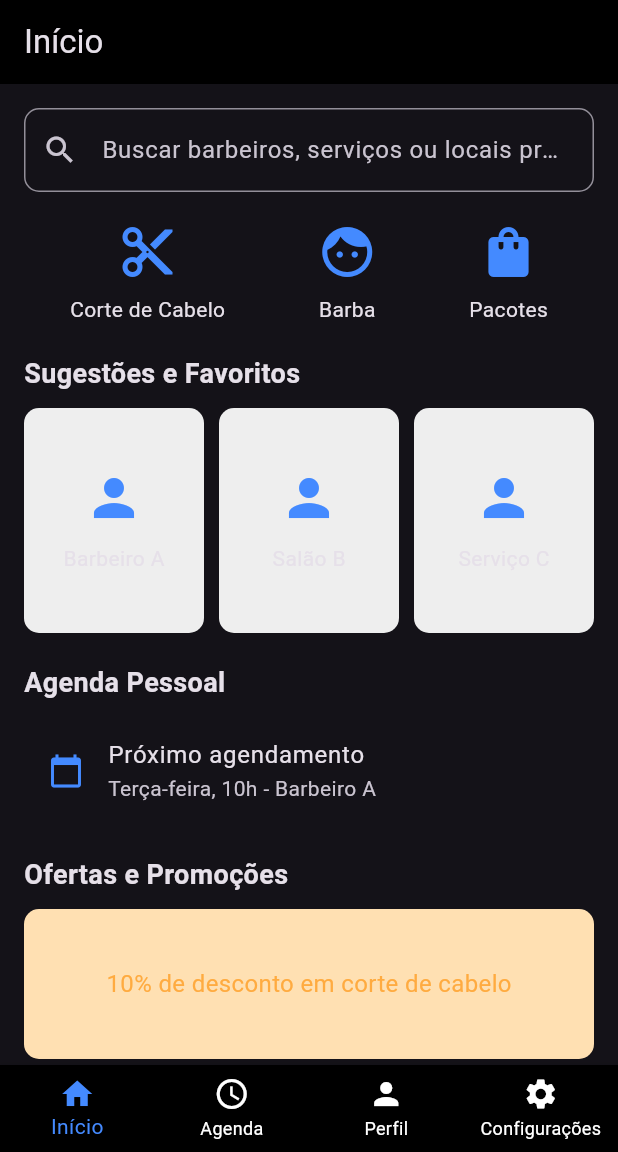
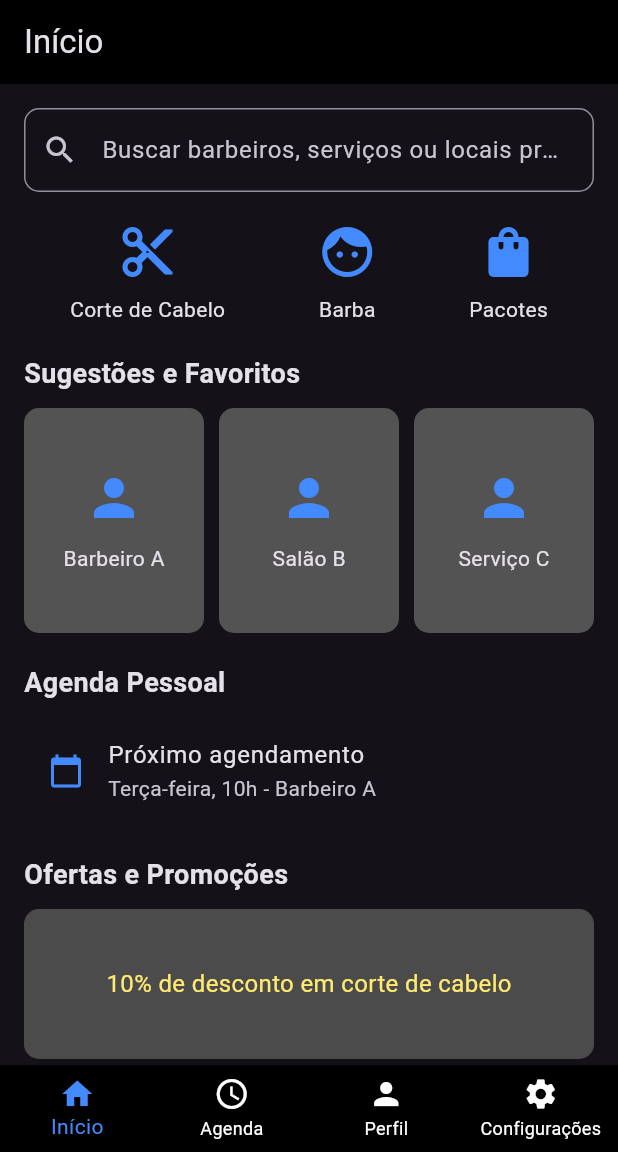
Before and after one commit to devgabe1/hairsector, a Flutter app: the screen it shows after launch, on a phone screen of 412 x 824 dp, the part 84-1236 px from its top. Run offline on Flutter 3.47's test engine with Material 3 defaults, Android fonts, the phone set to English and light mode, and no system bars.

Commit message:
Change color

```diff
--- a/hairsector/lib/pages/home_page.dart
+++ b/hairsector/lib/pages/home_page.dart
@@ -104,7 +104,7 @@ class SuggestionsAndFavorites extends StatelessWidget {
       margin: const EdgeInsets.only(right: 10),
       padding: const EdgeInsets.all(8.0),
       decoration: BoxDecoration(
-        color: Colors.grey[200],
+        color: const Color.fromARGB(255, 83, 83, 83),
         borderRadius: BorderRadius.circular(10.0),
       ),
       child: Column(
@@ -157,13 +157,13 @@ class OffersAndPromotions extends StatelessWidget {
         Container(
           height: 100,
           decoration: BoxDecoration(
-            color: Colors.orange[100],
+            color: const Color.fromARGB(255, 75, 75, 75),
             borderRadius: BorderRadius.circular(10.0),
           ),
           child: Center(
             child: const Text(
               "10% de desconto em corte de cabelo",
-              style: TextStyle(fontSize: 16, color: Colors.orangeAccent),
+              style: TextStyle(fontSize: 16, color: Color.fromARGB(255, 255, 234, 113)),
             ),
           ),
         ),
```
